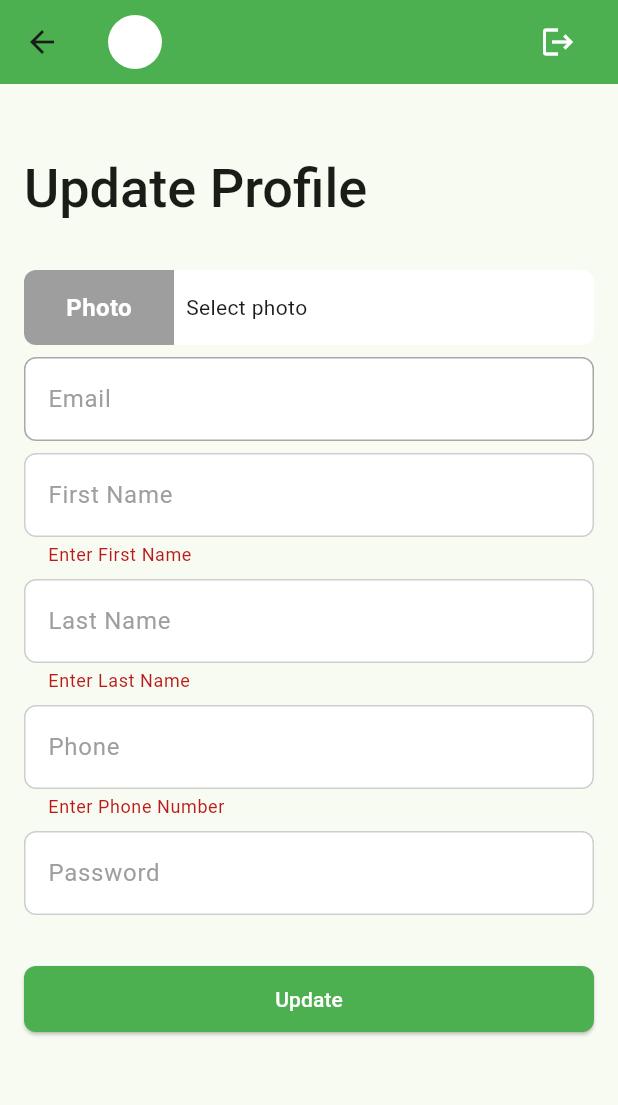
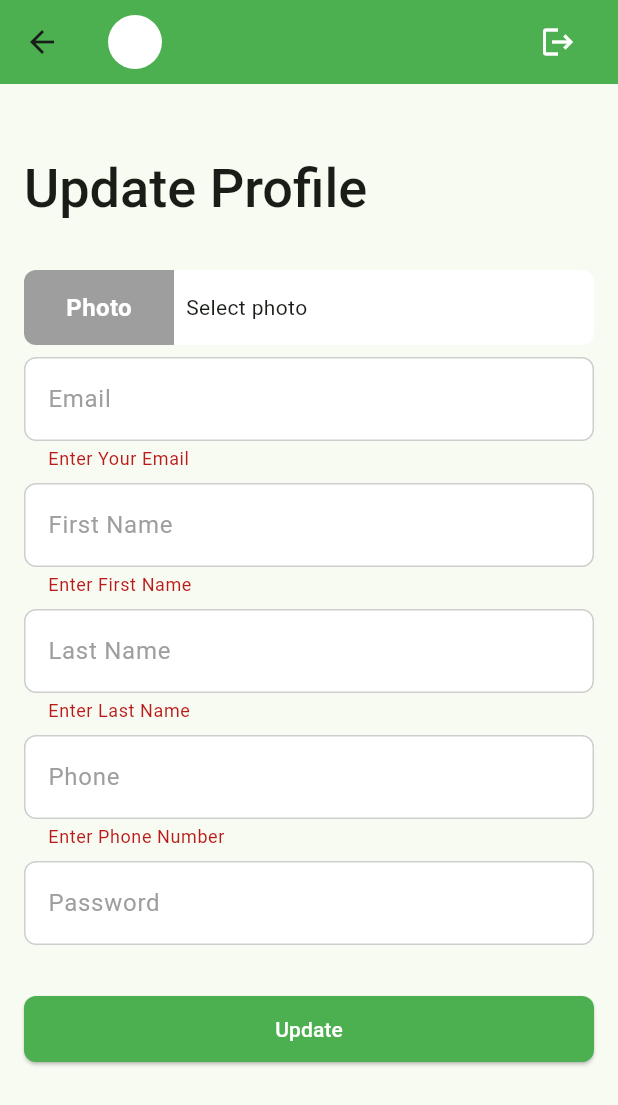
Before and after one commit to Ibrahim-K98han/task_manager, a Flutter app: the ProfileScreen screen opened directly, after a tap on "Update", on a phone screen of 412 x 824 dp. Shown: the top 1105 px of the screen. Run offline on Flutter 3.47's test engine with Material 3 defaults, Android fonts, the phone set to English and light mode, and no system bars; our stand-ins replace flutter_svg, image_picker, pin_code_fields, shared_preferences; accounts and stored records are empty.

Commit message:
profile update done

```diff
--- a/lib/data/utils/urls.dart
+++ b/lib/data/utils/urls.dart
@@ -5,6 +5,7 @@ class Urls {
   static const String createTask = '$_baseUrl/createTask';
   static const String newTaskList = '$_baseUrl/listTaskByStatus/New';
   static const String taskStatusCountList = '$_baseUrl/taskStatusCount';
+  static const String updateProfile = '$_baseUrl/profileUpdate';
   static const String completedTaskList =
       '$_baseUrl/listTaskByStatus/Completed';
   static const String cancelledTaskList =
--- a/lib/main.dart
+++ b/lib/main.dart
@@ -6,5 +6,3 @@ void main() {
     TaskMangerApp(),
   );
 }
-
-///============== Module 18 2) Task Management================///
--- a/lib/ui/screens/profile_screen.dart
+++ b/lib/ui/screens/profile_screen.dart
@@ -2,8 +2,15 @@ import 'dart:convert';
 
 import 'package:flutter/material.dart';
 import 'package:image_picker/image_picker.dart';
+import 'package:task_manager/data/models/user_model.dart';
+import 'package:task_manager/data/services/network_caller.dart';
+import 'package:task_manager/data/utils/urls.dart';
 import 'package:task_manager/ui/controllers/auth_controller.dart';
+import 'package:task_manager/widgets/center_circular_progress.dart';
+import 'package:task_manager/widgets/snack_bar_message.dart';
 import 'package:task_manager/widgets/tm_app_bar.dart';
+
+import '../../data/models/network_response.dart';
 
 class ProfileScreen extends StatefulWidget {
   const ProfileScreen({super.key});
@@ -68,6 +75,12 @@ class _ProfileScreenState extends State<ProfileScreen> {
                       color: Colors.grey,
                     ),
                   ),
+                  validator: (String? value) {
+                    if (value?.trim().isEmpty ?? true) {
+                      return 'Enter Your Email';
+                    }
+                    return null;
+                  },
                 ),
                 SizedBox(height: 8),
                 TextFormField(
@@ -128,11 +141,17 @@ class _ProfileScreenState extends State<ProfileScreen> {
                   ),
                 ),
                 SizedBox(height: 32),
-                ElevatedButton(
-                  onPressed: () {
-                    if (_formKey.currentState!.validate()) {}
-                  },
-                  child: Text('Update'),
+                Visibility(
+                  visible: _updateProfileInProgress == false,
+                  replacement: CenterCircularProgress(),
+                  child: ElevatedButton(
+                    onPressed: () {
+                      if (_formKey.currentState!.validate()) {
+                        _updateProfile();
+                      }
+                    },
+                    child: Text('Update'),
+                  ),
                 ),
                 SizedBox(height: 16),
               ],
@@ -159,6 +178,19 @@ class _ProfileScreenState extends State<ProfileScreen> {
       List<int> imageBytes = await _selectedImage!.readAsBytes();
       String convertedImage = base64Encode(imageBytes);
       requestBody['photo'] = convertedImage;
+    }
+    final NetworkResponse response = await NetworkCaller.postRequest(
+      url: Urls.updateProfile,
+      body: requestBody,
+    );
+    _updateProfileInProgress = false;
+    setState(() {});
+    if (response.isSuccess) {
+      UserModel userModel = UserModel.fromJson(requestBody);
+      AuthController.saveUserData(userModel);
+      showSnackBarMessage(context, 'Profile has been updated');
+    } else {
+      showSnackBarMessage(context, response.errorMessage);
     }
   }
 
```
